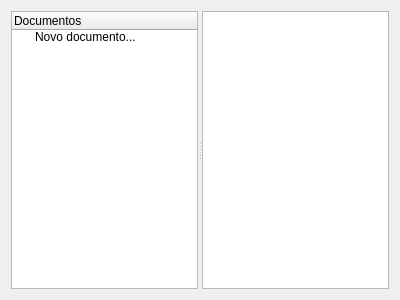
fbarden/ProjectManager, file views/UI/ProjectView.ui: the form before one commit.
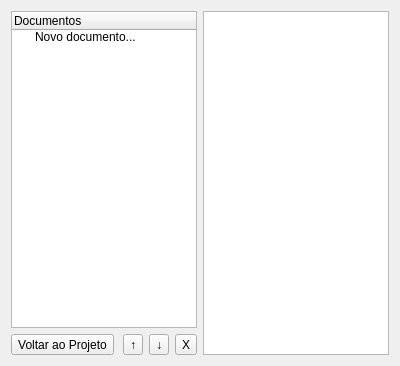
The form after the commit.

What changed in the file:
```diff
--- a/views/UI/ProjectView.ui
+++ b/views/UI/ProjectView.ui
@@ -7,18 +7,16 @@
     <x>0</x>
     <y>0</y>
     <width>400</width>
-    <height>300</height>
+    <height>366</height>
    </rect>
   </property>
   <property name="windowTitle">
    <string>Form</string>
   </property>
+  <layout class="QHBoxLayout" name="horizontalLayout_2">
+   <item>
   <layout class="QVBoxLayout" name="verticalLayout">
    <item>
-    <widget class="QSplitter" name="splitter">
-     <property name="orientation">
-      <enum>Qt::Horizontal</enum>
-     </property>
      <widget class="QTreeWidget" name="documentsListWidget">
       <column>
        <property name="text">
@@ -31,8 +29,56 @@
        </property>
       </item>
      </widget>
+     </item>
+     <item>
+      <layout class="QHBoxLayout" name="horizontalLayout">
+       <item>
+        <widget class="QToolButton" name="toolButton">
+         <property name="text">
+          <string>Voltar ao Projeto</string>
+         </property>
+        </widget>
+       </item>
+       <item>
+        <spacer name="horizontalSpacer">
+         <property name="orientation">
+          <enum>Qt::Horizontal</enum>
+         </property>
+         <property name="sizeHint" stdset="0">
+          <size>
+           <width>40</width>
+           <height>20</height>
+          </size>
+         </property>
+        </spacer>
+       </item>
+       <item>
+        <widget class="QToolButton" name="moveUpButton">
+         <property name="text">
+          <string>↑</string>
+         </property>
+        </widget>
+       </item>
+       <item>
+        <widget class="QToolButton" name="moveDownButton">
+         <property name="text">
+          <string>↓</string>
+         </property>
+        </widget>
+       </item>
+       <item>
+        <widget class="QToolButton" name="deleteButton">
+         <property name="text">
+          <string>X</string>
+         </property>
+        </widget>
+       </item>
+      </layout>
+     </item>
+    </layout>
+   </item>
+   <item>
      <widget class="QGraphicsView" name="graphicsView"/>
-    </widget>
    </item>
   </layout>
  </widget>
```
Lines whose indentation alone changed are shown as unchanged.
